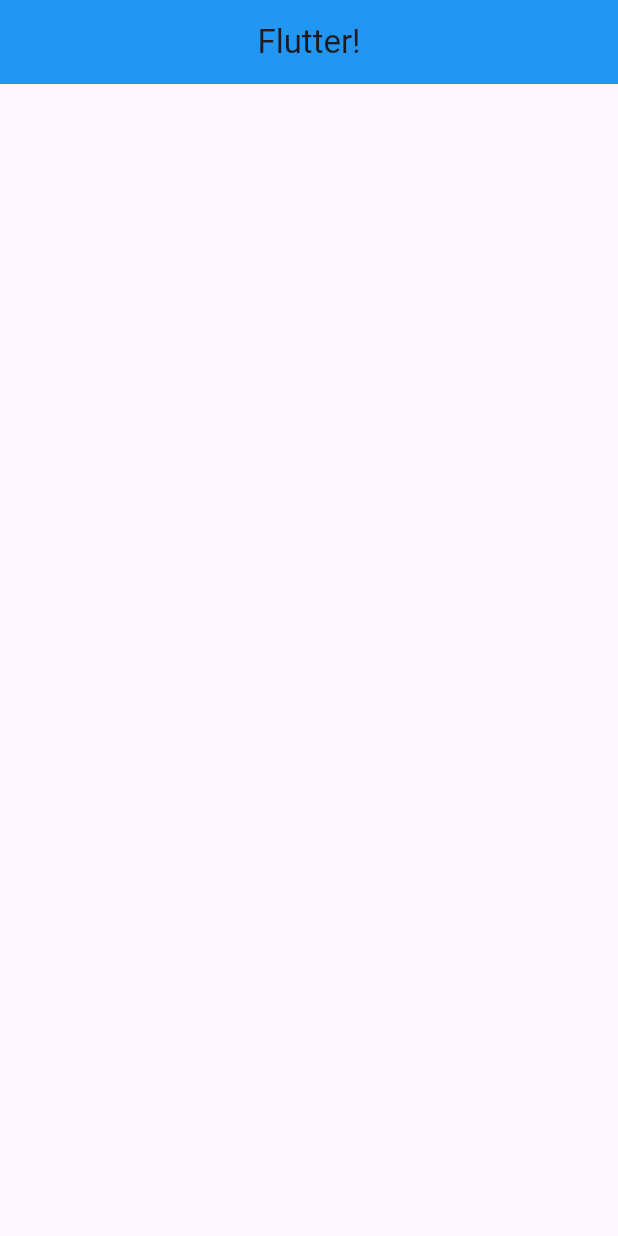
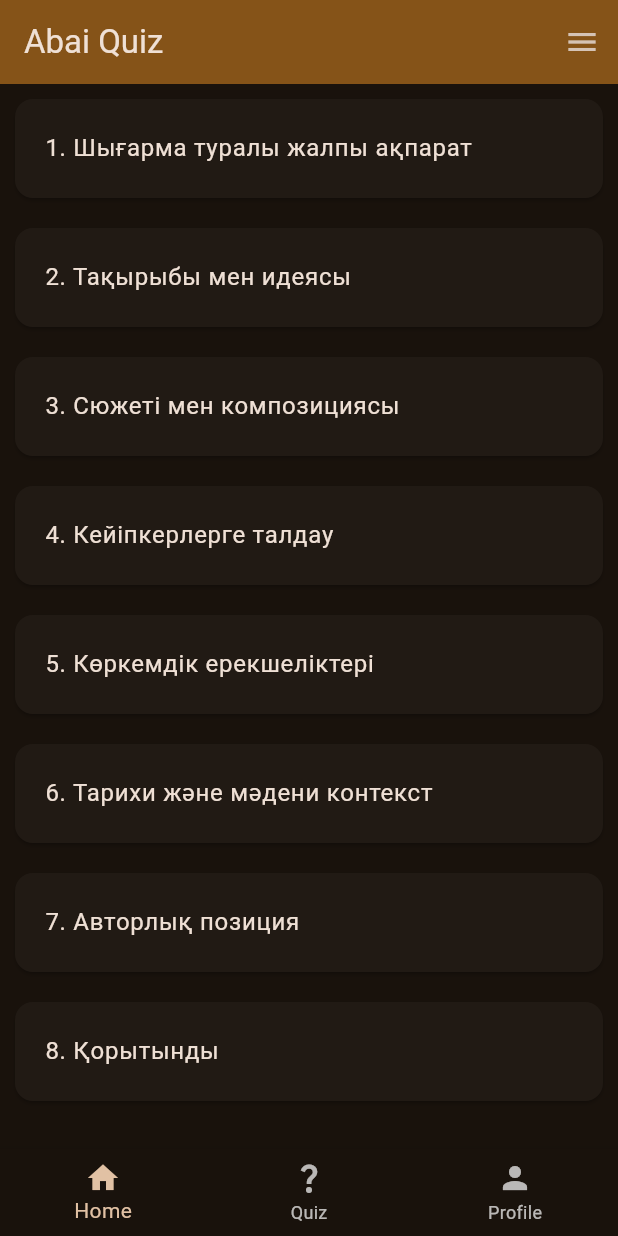
Before and after one commit to Qonus/abai_quiz, a Flutter app: the screen it shows after launch, on a phone screen of 412 x 824 dp. Run offline on Flutter 3.47's test engine with Material 3 defaults, Android fonts, the light colour scheme and no system bars; our stand-ins replace flutter_markdown.

Commit message:
[Add] HomePage with 8 articles, main theme, scaffold widgets!

```diff
--- a/analysis_options.yaml
+++ b/analysis_options.yaml
@@ -1 +1,28 @@
+# This file configures the analyzer, which statically analyzes Dart code to
+# check for errors, warnings, and lints.
+#
+# The issues identified by the analyzer are surfaced in the UI of Dart-enabled
+# IDEs (https://dart.dev/tools#ides-and-editors). The analyzer can also be
+# invoked from the command line by running `flutter analyze`.
+
+# The following line activates a set of recommended lints for Flutter apps,
+# packages, and plugins designed to encourage good coding practices.
 include: package:flutter_lints/flutter.yaml
+
+linter:
+  # The lint rules applied to this project can be customized in the
+  # section below to disable rules from the `package:flutter_lints/flutter.yaml`
+  # included above or to enable additional rules. A list of all available lints
+  # and their documentation is published at https://dart.dev/lints.
+  #
+  # Instead of disabling a lint rule for the entire project in the
+  # section below, it can also be suppressed for a single line of code
+  # or a specific dart file by using the `// ignore: name_of_lint` and
+  # `// ignore_for_file: name_of_lint` syntax on the line or in the file
+  # producing the lint.
+  rules:
+    # avoid_print: false  # Uncomment to disable the `avoid_print` rule
+    # prefer_single_quotes: true  # Uncomment to enable the `prefer_single_quotes` rule
+
+# Additional information about this file can be found at
+# https://dart.dev/guides/language/analysis-options
--- /dev/null
+++ b/assets/main/pages.json
@@ -0,0 +1,36 @@
+{
+    "pages": [
+      {
+        "title": "1. Шығарма туралы жалпы ақпарат",
+        "markdown": "### Шығарма атауы\n*Абай жолы* \n\n### Кітап мұқабасы\n(Сіздің қолданбаңыз үшін мұқабаны ойлап табуға болады.)\n\n### Авторы\nМұхтар Әуезов (1897–1961) – қазақтың ұлы жазушысы, драматург, ғалым. Оның шығармашылығы қазақ әдебиетінің алтын қазынасына енген.\n\n### Жазылған уақыты\nРоман 1942–1956 жылдары жазылған. Бұл кезеңде қазақ әдебиеті мен мәдениеті кеңестік идеология аясында дамыды.\n\n### Тарихи-культурологиялық жағдай\nШығарма XIX ғасырдың екінші жартысындағы қазақ қоғамының өмірін бейнелейді. Қазақ халқының салт-дәстүрлері, рухани және әлеуметтік өзгерістері сипатталған."
+      },
+      {
+        "title": "2. Тақырыбы мен идеясы",
+        "markdown": "### Негізгі тақырып\nРоман қазақ халқының ұлттық болмысын, Абайдың өмірі мен ағартушылық жолын сипаттайды.\n\n### Көтерілген мәселелер\n- Білім мен ағарту мәселесі\n- Феодалдық қоғам қайшылықтары\n- Дәстүр мен жаңашылдықтың күресі\n- Әділетсіздік пен күрес\n\n### Автордың идеясы\nМұхтар Әуезов Абай бейнесі арқылы қазақ халқының мәдениеті мен руханиятының өсуін көрсетуді мақсат етті."
+      },
+      {
+        "title": "3. Сюжеті мен композициясы",
+        "markdown": "### Сюжеттік желісі\n1. **Экспозиция** – Абайдың балалық шағы.\n2. **Байланыс** – Жас Абайдың өмір жолы, білімге деген ұмтылысы.\n3. **Шарықтау шегі** – Әділетсіздікке қарсы күресі.\n4. **Шешім** – Абайдың кемелденуі, халық ағартушысы ретіндегі рөлі.\n\n### Композиция ерекшеліктері\nРоман хронологиялық ретпен жазылған, тарихи шындықпен үйлескен кең кеңістік пен уақыт аясында дамиды."
+      },
+      {
+        "title": "4. Кейіпкерлерге талдау",
+        "markdown": "### Негізгі кейіпкерлер\n- **Абай** – ақын, ағартушы, әділеттілікті жақтаушы.\n- **Құнанбай** – Абайдың әкесі, қатал билеуші.\n- **Зере** – Абайдың әжесі, мейірімді, дана адам.\n- **Ұлжан** – Абайдың анасы, сабырлы әрі ақылды.\n\n### Қосалқы кейіпкерлер\n- **Бөжей, Қаратай** – билік пен әділет күресінің өкілдері.\n- **Айгерім** – Абайдың сүйікті жары.\n\n### Кейіпкерлер қарым-қатынасы\nАбайдың айналасындағы адамдармен қарым-қатынасы оның тұлға болып қалыптасуына әсер етеді."
+      },
+      {
+        "title": "5. Көркемдік ерекшеліктері",
+        "markdown": "### Тілдік құралдар\n- **Эпитеттер**: “асқар тау”, “қараңғы түн”.\n- **Метафоралар**: “Жүрек көзін ашу”.\n- **Гиперболалар**: Абайдың данышпандығын бейнелеу.\n- **Теңеулер**: “Айдай сұлу”, “Қарлығаштай ерке”.\n\n### Стильдік тәсілдер\nРоман эпикалық сипатқа ие, суреттеу мен баяндау шебер қолданылған.\n\n### Символдар мен суреттеулер\nАбайдың тұлғалық дамуы қазақ халқының рухани жаңғыруының символы ретінде бейнеленген."
+      },
+      {
+        "title": "6. Тарихи және мәдени контекст",
+        "markdown": "### Тарихи шындыққа сәйкестігі\nРомандағы оқиғалар шынайы тарихи деректермен сәйкес келеді.\n\n### Қоғамға ықпалы\nРоман қазақ әдебиеті мен мәдениетінің дамуында маңызды орын алады."
+      },
+      {
+        "title": "7. Авторлық позиция",
+        "markdown": "### Автор көзқарасы\nМұхтар Әуезов Абайдың ағартушылық жолын насихаттайды, халықты білім мен әділетке шақырады.\n\n### Негізгі ойлар мен мораль\nШығарма әділетсіздікпен күресуге, адамгершілік пен білімге ұмтылуға үндейді."
+      },
+      {
+        "title": "8. Қорытынды",
+        "markdown": "### Жалпы мазмұнды қорытындылау\n*Абай жолы* – қазақ халқының мәдениеті мен руханиятының айнасы.\n\n### Әдебиеттегі орны мен маңызы\nБұл роман қазақ әдебиетінің классикалық туындыларының бірі саналады, әлемдік деңгейде танылған."
+      }
+    ]
+  }
--- a/lib/main.dart
+++ b/lib/main.dart
@@ -1,18 +1,155 @@
-import 'package:abai_quiz/pages/home.dart';
+import 'dart:convert';
+
 import 'package:flutter/material.dart';
+import 'package:flutter/cupertino.dart';
+import 'package:flutter/services.dart';
+import 'package:flutter_markdown/flutter_markdown.dart';
 
 void main() {
-  runApp(const MainApp());
+  runApp(const MyApp());
 }
 
-class MainApp extends StatelessWidget {
-  const MainApp({super.key});
+class MyApp extends StatelessWidget {
+  const MyApp({super.key});
 
   @override
   Widget build(BuildContext context) {
-    return const MaterialApp(
+    return MaterialApp(
+      title: 'Flutter Demo',
       debugShowCheckedModeBanner: false,
-      home: HomePage(),
+      theme: ThemeData(
+        colorScheme: ColorScheme.fromSeed(
+          seedColor: Colors.orange,
+          brightness: Brightness.dark,
+        ),
+        useMaterial3: true,
+      ),
+      home: const HomePage(title: 'Abai Quiz'),
     );
   }
 }
+
+class HomePage extends StatefulWidget {
+  const HomePage({super.key, required this.title});
+
+  final String title;
+
+  @override
+  State<HomePage> createState() => _HomePageState();
+}
+
+class Page {
+  final String title;
+  final String markdown;
+
+  Page({required this.title, required this.markdown});
+
+  factory Page.fromJson(Map<String, dynamic> json) {
+    return Page(
+      title: json['title'],
+      markdown: json['markdown'],
+    );
+  }
+}
+
+class _HomePageState extends State<HomePage> {
+  int _counter = 0;
+  final Future<List<Page>> pages = Future<List<Page>>.delayed(
+    const Duration(seconds: 2),
+    () async {
+      String jsonString = await rootBundle.loadString('assets/main/pages.json');
+      Map<String, dynamic> jsonData = json.decode(jsonString);
+      List<dynamic> pagesList = jsonData['pages'];
+      return pagesList.map((json) => Page.fromJson(json)).toList();
+    },
+  );
+
+  void _incrementCounter() {
+    setState(() {
+      _counter++;
+    });
+  }
+
+  @override
+  Widget build(BuildContext context) {
+    return Scaffold(
+      appBar: AppBar(
+        backgroundColor: Theme.of(context).colorScheme.inversePrimary,
+        title: Text(widget.title),
+      ),
+      body: Center(
+        child: FutureBuilder<List<Page>>(
+          future: pages,
+          builder: (context, snapshot) {
+            if (snapshot.connectionState == ConnectionState.waiting) {
+              return Center(child: CircularProgressIndicator());
+            } else if (snapshot.hasError) {
+              return Center(child: Text('Қате: ${snapshot.error}'));
+            } else if (!snapshot.hasData || snapshot.data!.isEmpty) {
+              return Center(child: Text('Мазмұн жоқ.'));
+            } else {
+              List<Page> pages = snapshot.data!;
+              return ListView.builder(
+                itemCount: pages.length,
+                itemBuilder: (context, index) {
+                  Page page = pages[index];
+                  return Card(
+                    margin: EdgeInsets.all(10),
+                    child: ListTile(
+                      contentPadding: EdgeInsets.fromLTRB(20, 5, 0, 5),
+                      title: Text(page.title),
+                      onTap: () {
+                        Navigator.push(
+                          context,
+                          CupertinoPageRoute(
+                            builder: (context) => PageWidget(page: page),
+                          ),
+                        );
+                      },
+                    ),
+                  );
+                },
+              );
+            }
+          },
+        ),
+      ),
+      bottomNavigationBar: BottomNavigationBar(
+        items: [
+          BottomNavigationBarItem(
+            icon: Icon(Icons.home),
+            label: "Home",
+          ),
+          BottomNavigationBarItem(
+            icon: Icon(Icons.question_mark),
+            label: "Quiz",
+          ),
+          BottomNavigationBarItem(
+            icon: Icon(Icons.person),
+            label: "Profile",
+          ),
+        ],
+      ),
+      endDrawer: Drawer(),
+    );
+  }
+}
+
+class PageWidget extends StatelessWidget {
+  final Page page;
+
+  const PageWidget({super.key, required this.page});
+
+  @override
+  Widget build(BuildContext context) {
+    return Scaffold(
+      appBar: AppBar(
+        backgroundColor: Theme.of(context).colorScheme.inversePrimary,
+        title: Text(page.title),
+      ),
+      body: Center(
+        child: Markdown(selectable: true, data: page.markdown),
+      ),
+    );
+  }
+}
--- a/lib/pages/home.dart
+++ /dev/null
@@ -1,18 +0,0 @@
-import 'package:flutter/material.dart';
-
-class HomePage extends StatelessWidget {
-  const HomePage({super.key});
-
-  @override
-  Widget build(BuildContext context) {
-    return MaterialApp(
-      home: Scaffold(
-        appBar: AppBar(
-          backgroundColor: Colors.blue,
-          title: Text("Flutter!"),
-          centerTitle: true,
-        ),
-      ),
-    );
-  }
-}
```
Also changed, not shown: pubspec.yaml (+72 -2 lines), pubspec.lock, 3 other files.
